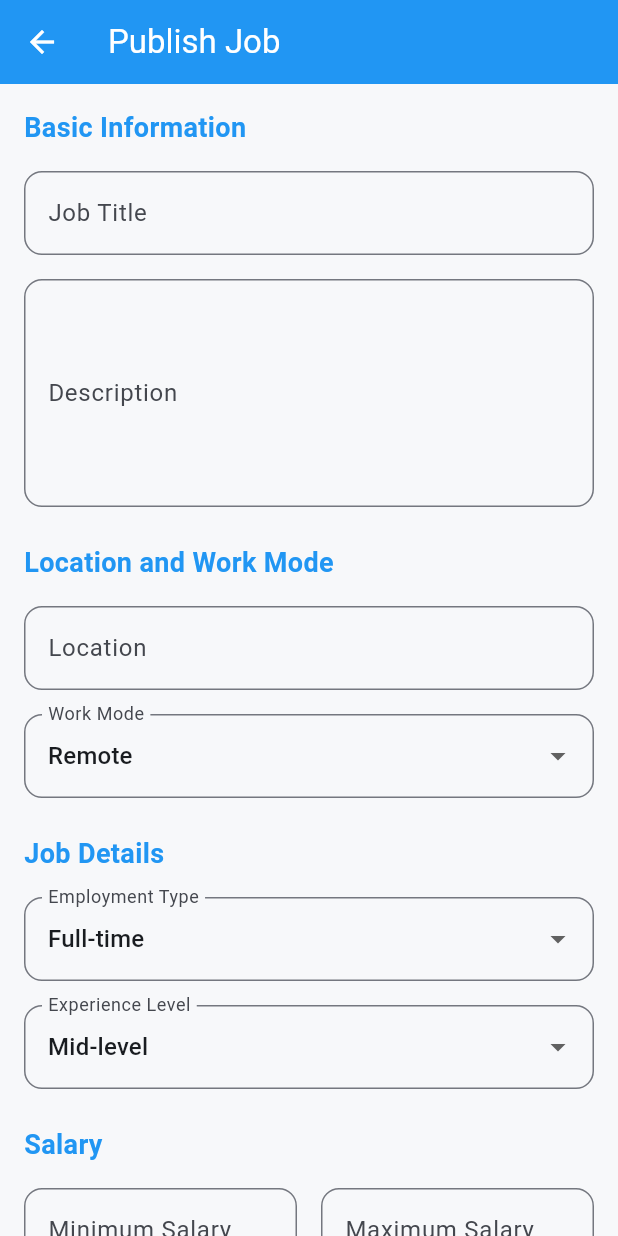
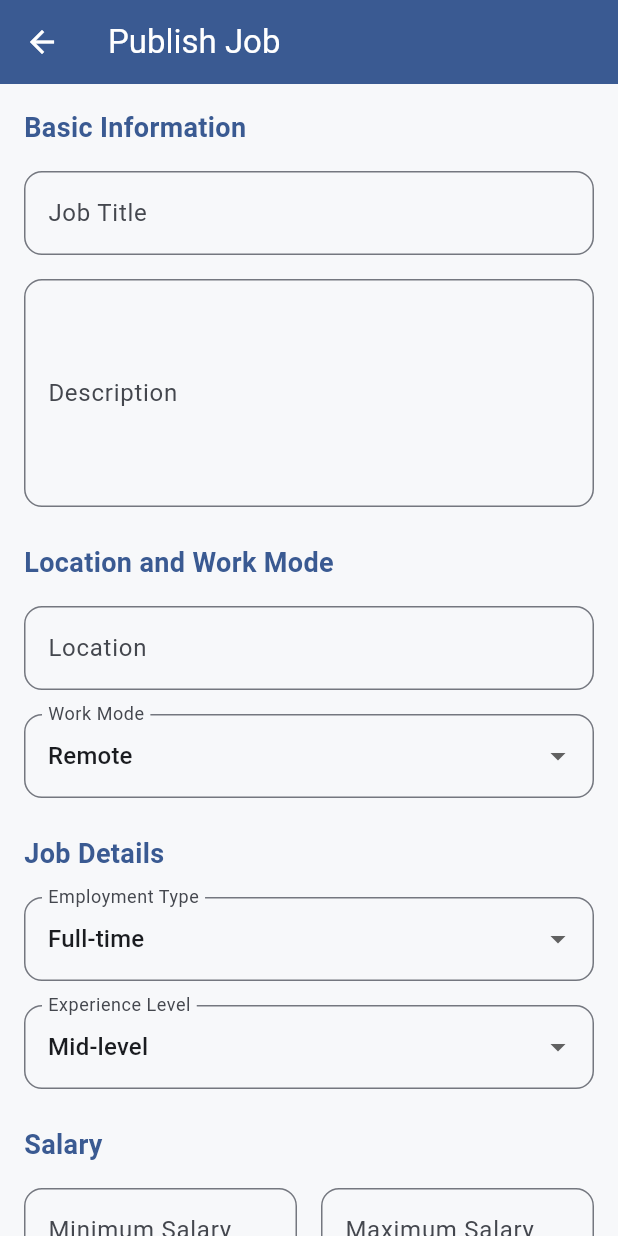
Before and after one commit to francisco3788/bolsa-_trabajo-flutter_proyect_final, a Flutter app: the PublishJobPage screen opened by its route, on a phone screen of 412 x 824 dp. Run offline on Flutter 3.47's test engine with Material 3 defaults, Android fonts, the phone set to English and light mode, and no system bars; our stand-ins replace dartz, equatable, file_picker, flutter_dotenv, get, image_picker and 1 more; accounts and stored records are empty.

Commit message:
cambio de color creado de oferta

```diff
--- a/lib/core/config/app_theme.dart
+++ b/lib/core/config/app_theme.dart
@@ -3,7 +3,7 @@ import 'package:flutter/material.dart';
 class AppTheme {
   static ThemeData light = ThemeData(
     useMaterial3: true,
-    colorSchemeSeed: const Color(0xFF0066CC),
+    colorSchemeSeed: const Color(0xFF3A5A92),
     brightness: Brightness.light,
     scaffoldBackgroundColor: const Color(0xFFF7F8FA),
     inputDecorationTheme: const InputDecorationTheme(
--- a/lib/features/jobs/presentation/pages/publish_job_page.dart
+++ b/lib/features/jobs/presentation/pages/publish_job_page.dart
@@ -61,7 +61,7 @@ class _PublishJobPageState extends State<PublishJobPage> {
     return Scaffold(
       appBar: AppBar(
         title: const Text(JobsTexts.publishJobTitle),
-        backgroundColor: Colors.blue,
+        backgroundColor: const Color(0xFF3A5A92),
         foregroundColor: Colors.white,
         elevation: 0,
       ),
@@ -214,7 +214,7 @@ class _PublishJobPageState extends State<PublishJobPage> {
                 child: ElevatedButton(
                   onPressed: _isLoading ? null : _submitJob,
                   style: ElevatedButton.styleFrom(
-                    backgroundColor: Colors.blue,
+                    backgroundColor: const Color(0xFF3A5A92),
                     foregroundColor: Colors.white,
                     shape: RoundedRectangleBorder(
                       borderRadius: BorderRadius.circular(12),
@@ -245,7 +245,7 @@ class _PublishJobPageState extends State<PublishJobPage> {
       style: const TextStyle(
         fontSize: 18,
         fontWeight: FontWeight.bold,
-        color: Colors.blue,
+        color: Color(0xFF3A5A92),
       ),
     );
   }
@@ -268,7 +268,7 @@ class _PublishJobPageState extends State<PublishJobPage> {
         ),
         focusedBorder: OutlineInputBorder(
           borderRadius: BorderRadius.circular(12),
-          borderSide: const BorderSide(color: Colors.blue, width: 2),
+          borderSide: const BorderSide(color: Color(0xFF3A5A92), width: 2),
         ),
       ),
       maxLines: maxLines,
@@ -293,7 +293,7 @@ class _PublishJobPageState extends State<PublishJobPage> {
         ),
         focusedBorder: OutlineInputBorder(
           borderRadius: BorderRadius.circular(12),
-          borderSide: const BorderSide(color: Colors.blue, width: 2),
+          borderSide: const BorderSide(color: Color(0xFF3A5A92), width: 2),
         ),
       ),
       items: items.map((item) {
```
